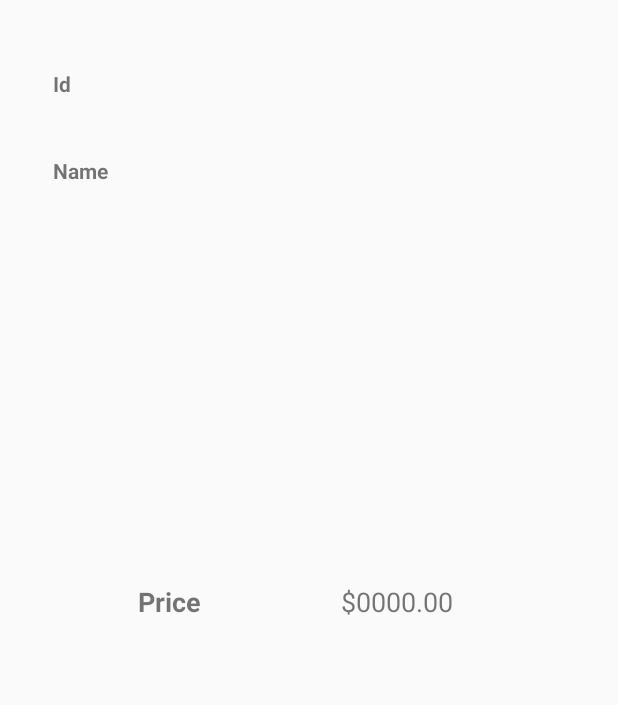
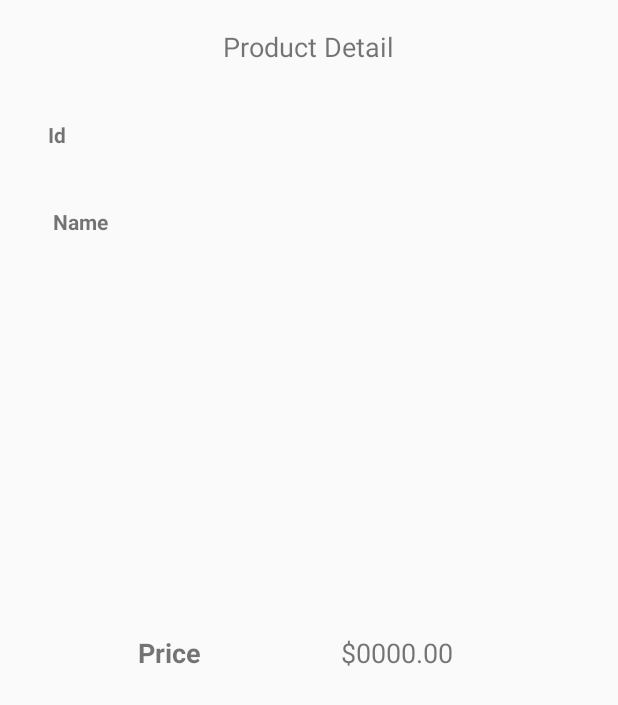
Before and after one commit to eduardocardona93/Android_Final_Project, an Android app: the ProductDetailActivity screen opened directly, with no data from a screen before it, on a phone screen of 412 x 824 dp. Shown: the top 705 px of the screen. Run offline under Robolectric (Android 15) with nearby library versions, the phone set to English and light mode, and no system bars; 5 statements that could not run were skipped.

Commit message:
logic for login, register, orderEdit, productDetail, clientEdit

```diff
--- a/app/src/main/res/layout/activity_product_detail.xml
+++ b/app/src/main/res/layout/activity_product_detail.xml
@@ -10,13 +10,24 @@
         android:id="@+id/textView11"
         android:layout_width="48dp"
         android:layout_height="35dp"
-        android:layout_marginStart="35dp"
-        android:layout_marginLeft="35dp"
-        android:layout_marginTop="38dp"
+        android:layout_marginStart="32dp"
+        android:layout_marginLeft="32dp"
+        android:layout_marginTop="72dp"
         android:gravity="center|start"
         android:text="@string/idLabel"
         android:textStyle="bold"
         app:layout_constraintStart_toStartOf="parent"
+        app:layout_constraintTop_toTopOf="parent" />
+
+    <TextView
+        android:id="@+id/productIdLbl"
+        android:layout_width="242dp"
+        android:layout_height="35dp"
+        android:layout_marginStart="60dp"
+        android:layout_marginLeft="60dp"
+        android:layout_marginTop="72dp"
+        android:gravity="center|end"
+        app:layout_constraintStart_toEndOf="@+id/textView11"
         app:layout_constraintTop_toTopOf="parent" />
 
     <TextView
@@ -44,17 +55,6 @@
         app:layout_constraintTop_toBottomOf="@+id/textView11" />
 
     <TextView
-        android:id="@+id/productIdLbl"
-        android:layout_width="242dp"
-        android:layout_height="35dp"
-        android:layout_marginStart="58dp"
-        android:layout_marginLeft="58dp"
-        android:layout_marginTop="38dp"
-        android:gravity="center|end"
-        app:layout_constraintStart_toEndOf="@+id/textView11"
-        app:layout_constraintTop_toTopOf="parent" />
-
-    <TextView
         android:id="@+id/textView15"
         android:layout_width="70dp"
         android:layout_height="35dp"
@@ -74,7 +74,7 @@
         android:layout_height="200dp"
         android:layout_marginStart="35dp"
         android:layout_marginLeft="35dp"
-        android:layout_marginTop="30dp"
+        android:layout_marginTop="15dp"
         app:layout_constraintStart_toStartOf="parent"
         app:layout_constraintTop_toBottomOf="@+id/textView15" />
 
@@ -102,4 +102,17 @@
         app:layout_constraintTop_toBottomOf="@+id/productNameLbl"
         tools:srcCompat="@tools:sample/avatars" />
 
+    <TextView
+        android:id="@+id/textView16"
+        android:layout_width="120dp"
+        android:layout_height="30dp"
+        android:layout_marginStart="145dp"
+        android:layout_marginLeft="145dp"
+        android:layout_marginTop="16dp"
+        android:gravity="center|center_horizontal"
+        android:text="@string/productDetailLabel"
+        android:textSize="18sp"
+        app:layout_constraintStart_toStartOf="parent"
+        app:layout_constraintTop_toTopOf="parent" />
+
 </androidx.constraintlayout.widget.ConstraintLayout>
```
